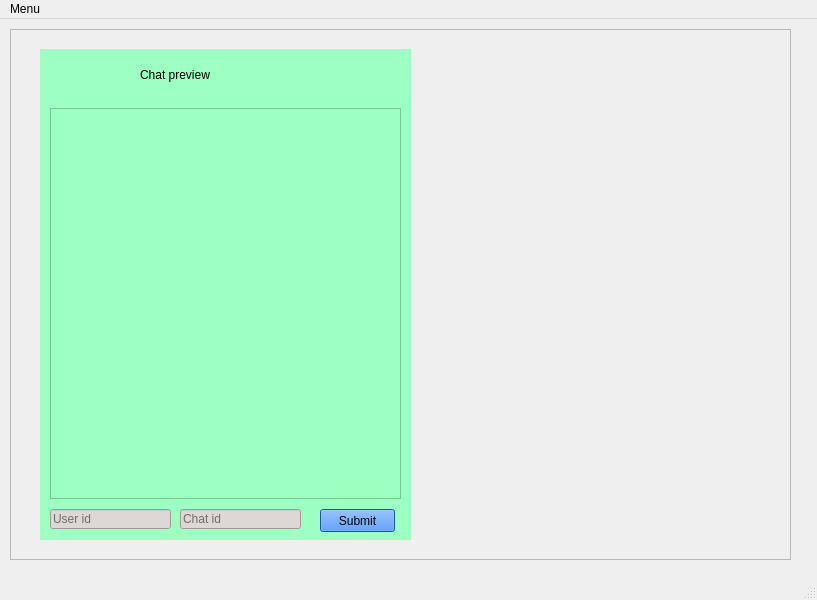
First picture: the form in interface.ui, repository andriymurovanyi/Sentiment-analisys, before the edit.
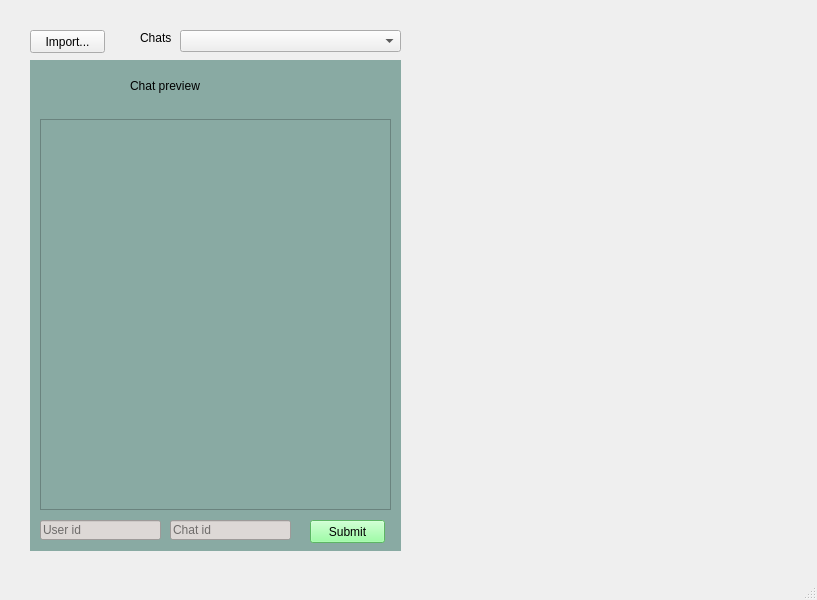
Second picture: the form after the edit.

Diff of the .ui file:
```diff
--- a/interface.ui
+++ b/interface.ui
@@ -14,32 +14,17 @@
    <string>MainWindow</string>
   </property>
   <widget class="QWidget" name="central_widget">
-   <widget class="QFrame" name="frame">
-    <property name="geometry">
-     <rect>
-      <x>10</x>
-      <y>10</y>
-      <width>781</width>
-      <height>531</height>
-     </rect>
-    </property>
-    <property name="frameShape">
-     <enum>QFrame::StyledPanel</enum>
-    </property>
-    <property name="frameShadow">
-     <enum>QFrame::Raised</enum>
-    </property>
     <widget class="QWidget" name="widget" native="true">
      <property name="geometry">
       <rect>
        <x>30</x>
-       <y>20</y>
+      <y>60</y>
        <width>371</width>
        <height>491</height>
       </rect>
      </property>
      <property name="styleSheet">
-      <string notr="true">background-color: rgb(158, 255, 194);</string>
+     <string notr="true">background-color: rgb(137, 170, 163);</string>
      </property>
      <widget class="QLabel" name="preview_title">
       <property name="geometry">
@@ -83,7 +68,7 @@
        </rect>
       </property>
       <property name="styleSheet">
-       <string notr="true">background-color: rgb(23, 116, 255);
+      <string notr="true">background-color: rgb(129, 255, 140);
 font: 75 12pt &quot;Times New Roman&quot;;</string>
       </property>
       <property name="text">
@@ -130,29 +115,45 @@
       </widget>
      </widget>
     </widget>
+   <widget class="QPushButton" name="import_button">
+    <property name="geometry">
+     <rect>
+      <x>30</x>
+      <y>30</y>
+      <width>75</width>
+      <height>23</height>
+     </rect>
+    </property>
+    <property name="text">
+     <string>Import...</string>
+    </property>
    </widget>
-  </widget>
-  <widget class="QMenuBar" name="menubar">
+   <widget class="QComboBox" name="chats_list">
+    <property name="geometry">
+     <rect>
+      <x>180</x>
+      <y>30</y>
+      <width>221</width>
+      <height>22</height>
+     </rect>
+    </property>
+   </widget>
+   <widget class="QLabel" name="label">
    <property name="geometry">
     <rect>
-     <x>0</x>
-     <y>0</y>
-     <width>817</width>
-     <height>21</height>
-    </rect>
-   </property>
-   <widget class="QMenu" name="menuMenu">
-    <property name="title">
-     <string>Menu</string>
+      <x>140</x>
+      <y>30</y>
+      <width>61</width>
+      <height>16</height>
+     </rect>
+    </property>
+    <property name="styleSheet">
+     <string notr="true">font: 75 12pt &quot;Times New Roman&quot;;</string>
     </property>
-    <addaction name="actionOpen"/>
-    <addaction name="separator"/>
-    <addaction name="actionExit"/>
-    <addaction name="actionSave_as"/>
-    <addaction name="separator"/>
-    <addaction name="actionExit_2"/>
+    <property name="text">
+     <string>Chats</string>
+    </property>
    </widget>
-   <addaction name="menuMenu"/>
   </widget>
   <widget class="QStatusBar" name="statusbar"/>
   <action name="actionOpen">
```
Left out of the diff: 2 changed lines with no effect on the pictures. Lines whose indentation alone changed are shown as unchanged.
